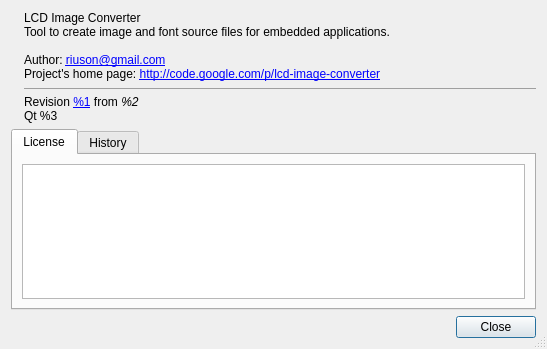
Above: controls/dialogabout.ui from riuson/lcd-image-converter before the change. Below: the same form after it.
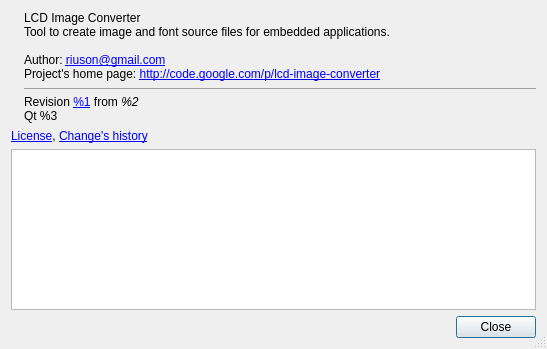
That is the form after the change. The open tabs and pages were chosen to show the change. Icons and pictures are not drawn.

Commit message: Changed UI to display license and history

What changed in the file:
```diff
--- a/controls/dialogabout.ui
+++ b/controls/dialogabout.ui
@@ -59,41 +59,21 @@
     </layout>
    </item>
    <item>
-    <widget class="QTabWidget" name="tabWidget">
-     <property name="currentIndex">
-      <number>1</number>
-     </property>
-     <widget class="QWidget" name="tab">
-      <attribute name="title">
-       <string>License</string>
-      </attribute>
-      <layout class="QHBoxLayout" name="horizontalLayout_2">
-       <item>
-        <widget class="QTextEdit" name="textEditLicense">
-         <property name="readOnly">
-          <bool>true</bool>
+    <widget class="QLabel" name="labelLinks">
+     <property name="text">
+      <string>&lt;a href=&quot;license&quot;&gt;License&lt;/a&gt;, 
+&lt;a href=&quot;history&quot;&gt;Change's history&lt;/a&gt;</string>
          </property>
         </widget>
        </item>
-      </layout>
-     </widget>
-     <widget class="QWidget" name="tab_2">
-      <attribute name="title">
-       <string>History</string>
-      </attribute>
-      <layout class="QVBoxLayout" name="verticalLayout_2">
        <item>
-        <widget class="QTextBrowser" name="textBrowserHistory">
+    <widget class="QTextBrowser" name="textBrowser">
          <property name="openExternalLinks">
           <bool>true</bool>
          </property>
          <property name="openLinks">
           <bool>true</bool>
          </property>
-        </widget>
-       </item>
-      </layout>
-     </widget>
     </widget>
    </item>
    <item>
```
Lines whose indentation alone changed are shown as unchanged. The commit also changes 2 other files.
